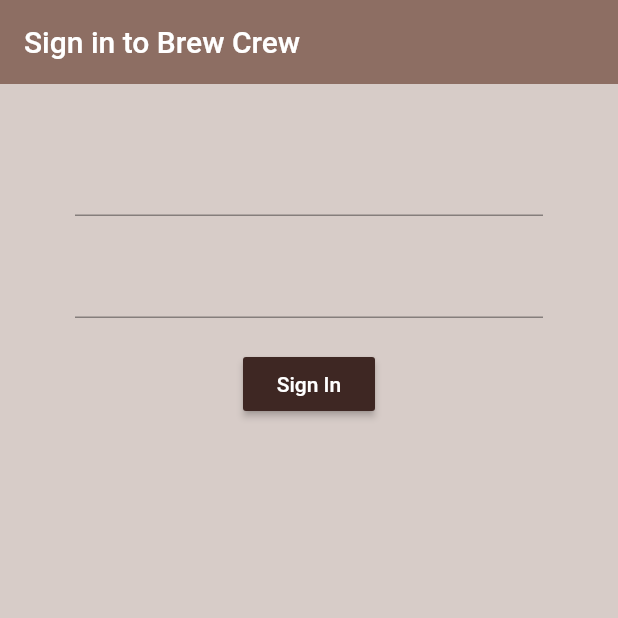
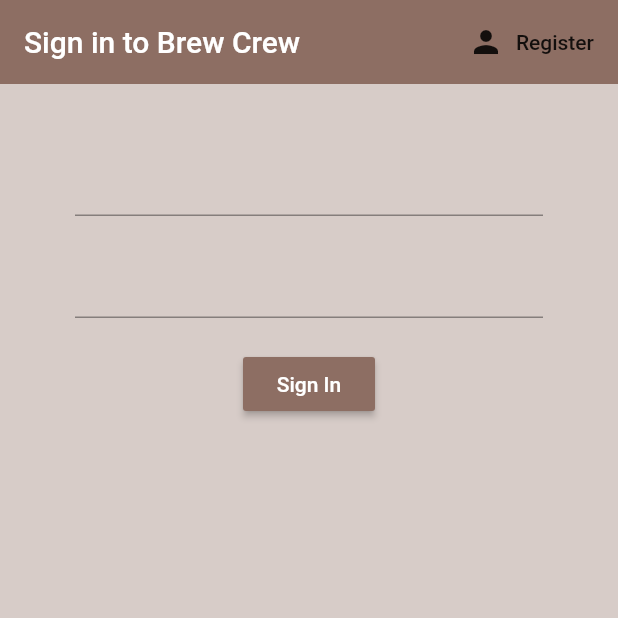
Before and after one commit to J-DK/flutter_firebase, a Flutter app: the screen it shows after launch, on a phone screen of 412 x 824 dp, the top half of it. Run offline on Flutter 3.47's test engine with Material 2 defaults, Android fonts, the phone set to English and light mode, and no system bars; our stand-ins replace firebase_auth, firebase_core; accounts and stored records are empty.

Commit message:
refactor: added state to the authenticate wrapper widget to toggle between register & sign in widgets

```diff
--- a/lib/screens/authenticate/authenticate.dart
+++ b/lib/screens/authenticate/authenticate.dart
@@ -1,4 +1,5 @@
 import 'package:flutter/material.dart';
+import 'package:flutter_firebase/screens/authenticate/register.dart';
 import 'package:flutter_firebase/screens/authenticate/sign_in.dart';
 
 class Authenticate extends StatefulWidget {
@@ -7,10 +8,19 @@ class Authenticate extends StatefulWidget {
 }
 
 class _AuthenticateState extends State<Authenticate> {
+
+  bool showSignIn = true;
+
+  void toggleView() {
+    setState(() {
+      showSignIn = !showSignIn;
+    });
+  }
+
   @override
   Widget build(BuildContext context) {
     return Container(
-      child: SignIn(),
+      child: showSignIn ? SignIn(toggleView: toggleView) : Register(toggleView: toggleView),
     );
   }
 }
--- a/lib/screens/authenticate/sign_in.dart
+++ b/lib/screens/authenticate/sign_in.dart
@@ -2,6 +2,11 @@ import 'package:flutter/material.dart';
 import 'package:flutter_firebase/services/auth.dart';
 
 class SignIn extends StatefulWidget {
+
+  final Function toggleView;
+
+  SignIn({this.toggleView});
+
   @override
   _SignInState createState() => _SignInState();
 }
@@ -21,6 +26,15 @@ class _SignInState extends State<SignIn> {
         backgroundColor: Colors.brown[400],
         elevation: 0,
         title: Text('Sign in to Brew Crew'),
+        actions: [
+          FlatButton.icon(
+              onPressed: () {
+                widget.toggleView();
+              },
+              icon: Icon(Icons.person),
+              label: Text('Register')
+          )
+        ],
       ),
       body: Container(
         padding: EdgeInsets.symmetric(vertical: 20, horizontal: 50),
@@ -42,7 +56,7 @@ class _SignInState extends State<SignIn> {
               ),
               SizedBox(height: 20),
               RaisedButton(
-                color: Colors.brown[900],
+                color: Colors.brown[400],
                 child: Text(
                     'Sign In',
                     style: TextStyle(
```
